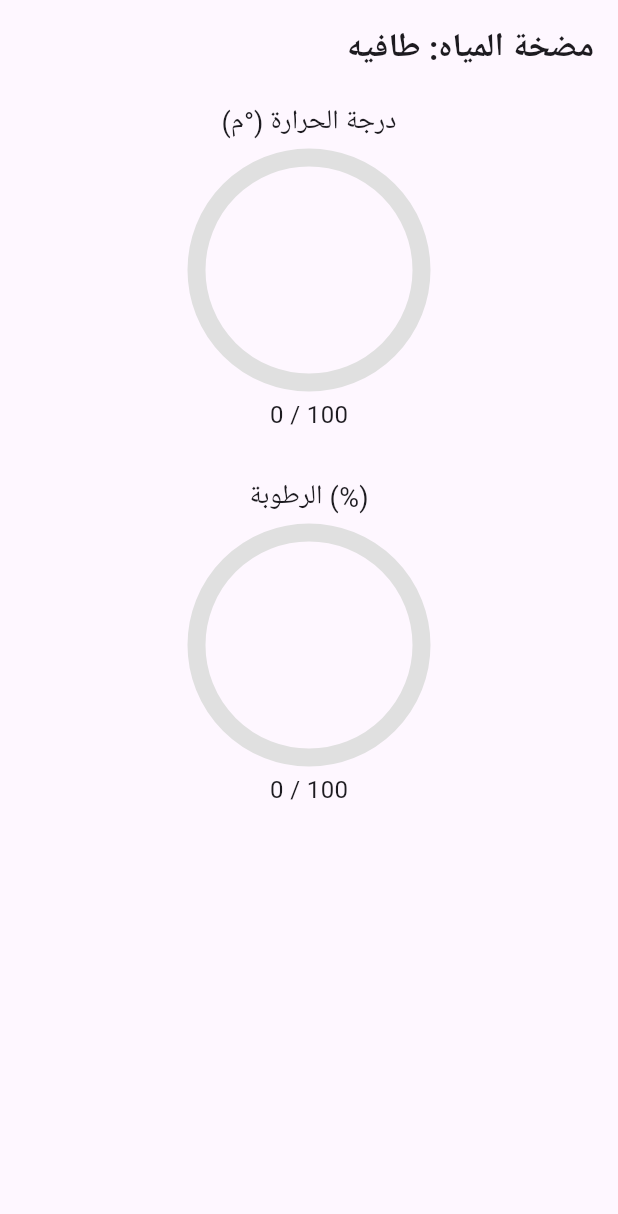
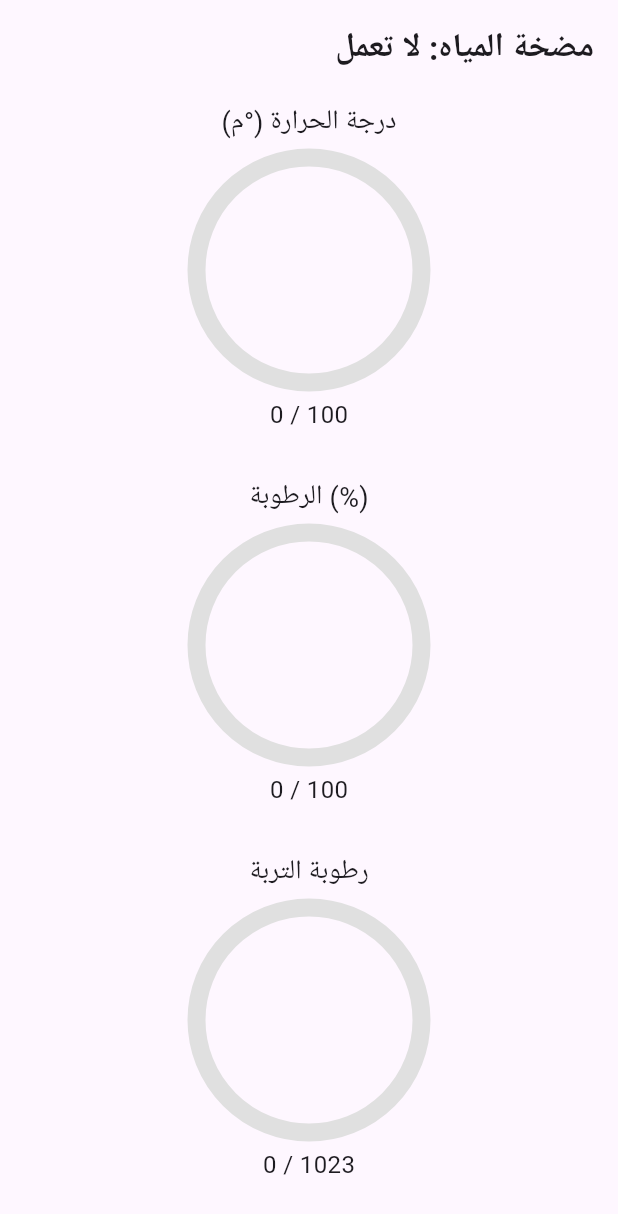
Before and after one commit to Alhababi-Academy/simple_irrigation_system, a Flutter app: the MainPage screen opened directly, on a phone screen of 412 x 824 dp. Shown: the top 1214 px of the screen. Run offline on Flutter 3.47's test engine with Material 3 defaults, Android fonts, the light colour scheme and no system bars; our stand-ins replace cloud_firestore, firebase_auth, firebase_core, firebase_database, shared_preferences; accounts and stored records are empty.

Commit message:
adding the soil moisture level and edit the water pump massage

```diff
--- a/lib/home/mainPage.dart
+++ b/lib/home/mainPage.dart
@@ -14,6 +14,7 @@ class _MainPageState extends State<MainPage> {
   bool waterPumpStatus = false;
   double temperature = 0.0;
   double humidity = 0.0;
+  int soilMoisture = 0;
 
   @override
   void initState() {
@@ -29,6 +30,8 @@ class _MainPageState extends State<MainPage> {
           waterPumpStatus = data['pump_status'] ?? false;
           temperature = (data['temperature'] ?? 0.0).toDouble();
           humidity = (data['humidity'] ?? 0.0).toDouble();
+          soilMoisture =
+              data['soil_moisture'] ?? 0; // Fetching soil moisture value
         });
       }
     });
@@ -41,7 +44,8 @@ class _MainPageState extends State<MainPage> {
   @override
   Widget build(BuildContext context) {
     return Scaffold(
-      body: Padding(
+      body: SingleChildScrollView(
+        child: Padding(
           padding: const EdgeInsets.all(16.0),
           child: Column(
             crossAxisAlignment: CrossAxisAlignment.stretch,
@@ -51,7 +55,7 @@ class _MainPageState extends State<MainPage> {
                 mainAxisAlignment: MainAxisAlignment.end,
                 children: [
                   Text(
-                  'مضخة المياه: ${waterPumpStatus ? "شغالة" : "طافيه"}',
+                    'مضخة المياه: ${waterPumpStatus ? "تعمل" : "لا تعمل"}',
                     style: const TextStyle(
                         fontSize: 22, fontWeight: FontWeight.bold),
                   ),
@@ -76,7 +80,17 @@ class _MainPageState extends State<MainPage> {
                 color: Colors.blueAccent,
               ),
               const SizedBox(height: 30),
+
+              // Soil Moisture Display with Circle
+              CustomIndicator(
+                value: soilMoisture.toDouble(),
+                maxValue: 1023, // Assuming max value for analog sensor is 1023
+                label: 'رطوبة التربة',
+                color: Colors.green,
+              ),
+              const SizedBox(height: 30),
             ],
+          ),
         ),
       ),
     );
```
Also changed, not shown: 2 other files. Lines whose indentation alone changed are shown as unchanged.
